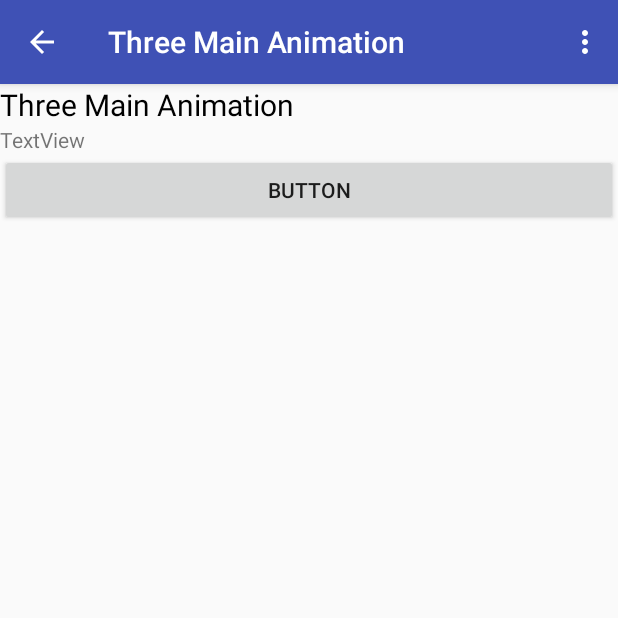
After one commit to wangbingl/TrainDemoHK, an Android app: the MyAnimActivity screen opened directly, with no data from a screen before it, on a phone screen of 412 x 824 dp, the top half of it. The commit adds this screen. Run offline under Robolectric (Android 15) with nearby library versions, the phone set to English and light mode, and no system bars.

Commit message:
第4课  animation

```diff
--- a/app/src/main/AndroidManifest.xml
+++ b/app/src/main/AndroidManifest.xml
@@ -39,7 +39,9 @@
         <activity
             android:name="com.train._4graphics_anim.AnimationActivity"
             android:label="@string/title_activity_animation"></activity>
-        <activity android:name="com.gl.animation.AnimActivity" />
+        <activity android:name="com.gl.animation.MyAnimActivity"
+            android:label="@string/title_activity_three_animation"
+            />
     </application>
 
 </manifest>
--- a/app/src/main/java/com/gl/animation/FrameByFrameAnimation.java
+++ b/app/src/main/java/com/gl/animation/FrameByFrameAnimation.java
@@ -1,6 +1,13 @@
 package com.gl.animation;
 
+import android.os.Bundle;
+import android.support.annotation.Nullable;
 import android.support.v4.app.Fragment;
+import android.view.LayoutInflater;
+import android.view.View;
+import android.view.ViewGroup;
+
+import com.gl.traindemohk.R;
 
 /**
  * Created by wb on 17-7-26.
@@ -10,4 +17,10 @@ import android.support.v4.app.Fragment;
  */
 
 public class FrameByFrameAnimation extends Fragment {
+
+    @Nullable
+    @Override
+    public View onCreateView(LayoutInflater inflater, @Nullable ViewGroup container, @Nullable Bundle savedInstanceState) {
+        return inflater.inflate(R.layout.fragment_anim_frame,container,false);
+    }
 }
--- /dev/null
+++ b/app/src/main/java/com/gl/animation/MyAnimActivity.java
@@ -0,0 +1,84 @@
+package com.gl.animation;
+
+import android.os.Bundle;
+import android.support.annotation.Nullable;
+import android.support.v4.app.FragmentManager;
+import android.support.v7.app.AppCompatActivity;
+import android.view.Menu;
+import android.view.MenuItem;
+import android.view.View;
+
+import com.gl.traindemohk.R;
+
+/**
+ * Created by wb on 17-7-26.
+ */
+
+public class MyAnimActivity extends AppCompatActivity {
+    @Override
+    protected void onCreate(@Nullable Bundle savedInstanceState) {
+        super.onCreate(savedInstanceState);
+        setContentView(R.layout.activity_my_animation);
+//        TextView view = (TextView) findViewById(R.id.my_tv);
+//       view.setVisibility(View.VISIBLE);
+//        view.setText("你好！");
+        getSupportActionBar().setDisplayHomeAsUpEnabled(true);
+        createFragments(savedInstanceState);
+    }
+
+    private static final String FRAGMENT_TAG_FRAME = "fragment_frame";
+    private static final String FRAGMENT_TAG_TWEEN = "fragment_tween";
+    private static final String FRAGMENT_TAG_PROPERTY = "fragment_property";
+    private FrameByFrameAnimation frameFragment;
+    private TweenedAnimation tweenFragment;
+    private PropertyAnimation propertyFragment;
+
+    private void createFragments(Bundle savedInstanceState) {
+        FragmentManager manager = getSupportFragmentManager();
+        frameFragment = (FrameByFrameAnimation) manager.findFragmentByTag(FRAGMENT_TAG_FRAME);
+        tweenFragment = (TweenedAnimation) manager.findFragmentByTag(FRAGMENT_TAG_TWEEN);
+        propertyFragment = (PropertyAnimation) manager.findFragmentByTag(FRAGMENT_TAG_PROPERTY);
+
+        if (savedInstanceState == null) {
+            if (frameFragment == null) {
+                frameFragment = new FrameByFrameAnimation();
+            }
+            if (tweenFragment == null) {
+                tweenFragment = new TweenedAnimation();
+            }
+            if (propertyFragment == null) {
+                propertyFragment = new PropertyAnimation();
+            }
+
+
+            manager.beginTransaction().add(R.id.fragment_gl_anim_container, frameFragment, FRAGMENT_TAG_FRAME).commit();
+        }
+    }
+
+    @Override
+    public boolean onCreateOptionsMenu(Menu menu) {
+        getMenuInflater().inflate(R.menu.anim_actions, menu);
+        return super.onCreateOptionsMenu(menu);
+    }
+
+    @Override
+    public boolean onOptionsItemSelected(MenuItem item) {
+        switch (item.getItemId()) {
+            case R.id.action_frame_anim:
+                getSupportFragmentManager().beginTransaction().replace(R.id.fragment_gl_anim_container, frameFragment, FRAGMENT_TAG_FRAME).commit();
+                return true;
+            case R.id.action_tweened_anim:
+                getSupportFragmentManager().beginTransaction().replace(R.id.fragment_gl_anim_container, tweenFragment, FRAGMENT_TAG_TWEEN).commit();
+                return true;
+
+            case R.id.action_property_anim:
+                getSupportFragmentManager().beginTransaction().replace(R.id.fragment_gl_anim_container, propertyFragment, FRAGMENT_TAG_PROPERTY).commit();
+                return true;
+            default:
+                return super.onOptionsItemSelected(item);
+        }
+
+    }
+
+
+}
--- a/app/src/main/java/com/gl/animation/TweenedAnimation.java
+++ b/app/src/main/java/com/gl/animation/TweenedAnimation.java
@@ -1,6 +1,13 @@
 package com.gl.animation;
 
+import android.os.Bundle;
+import android.support.annotation.Nullable;
 import android.support.v4.app.Fragment;
+import android.view.LayoutInflater;
+import android.view.View;
+import android.view.ViewGroup;
+
+import com.gl.traindemohk.R;
 
 /**
  * Created by wb on 17-7-26.
@@ -11,4 +18,9 @@ import android.support.v4.app.Fragment;
  */
 
 public class TweenedAnimation extends Fragment {
+    @Nullable
+    @Override
+    public View onCreateView(LayoutInflater inflater, @Nullable ViewGroup container, @Nullable Bundle savedInstanceState) {
+        return inflater.inflate(R.layout.fragment_anim_tweened,container,false);
+    }
 }
--- /dev/null
+++ b/app/src/main/res/layout/activity_my_animation.xml
@@ -0,0 +1,22 @@
+<?xml version="1.0" encoding="utf-8"?>
+<LinearLayout  android:layout_width="match_parent"
+    android:layout_height="match_parent"
+    android:orientation="vertical"
+    xmlns:android="http://schemas.android.com/apk/res/android" >
+    <TextView
+        android:layout_width="match_parent"
+        android:layout_height="wrap_content"
+        android:textSize="20sp"
+        android:id="@+id/my_tv"
+        android:textColor="@android:color/black"
+        android:text="@string/title_activity_three_animation"
+        />
+    <FrameLayout
+        android:id="@+id/fragment_gl_anim_container"
+        android:layout_width="match_parent"
+        android:layout_height="match_parent" >
+
+    </FrameLayout>
+
+
+</LinearLayout>
--- /dev/null
+++ b/app/src/main/res/layout/fragment_anim_frame.xml
@@ -0,0 +1,17 @@
+<?xml version="1.0" encoding="utf-8"?>
+<LinearLayout xmlns:android="http://schemas.android.com/apk/res/android"
+    android:orientation="vertical" android:layout_width="match_parent"
+    android:layout_height="match_parent">
+
+    <TextView
+        android:id="@+id/textView2"
+        android:layout_width="match_parent"
+        android:layout_height="wrap_content"
+        android:text="TextView" />
+
+    <Button
+        android:id="@+id/button3"
+        android:layout_width="match_parent"
+        android:layout_height="wrap_content"
+        android:text="Button" />
+</LinearLayout>
--- /dev/null
+++ b/app/src/main/res/menu/anim_actions.xml
@@ -0,0 +1,17 @@
+<?xml version="1.0" encoding="utf-8"?>
+<menu xmlns:android="http://schemas.android.com/apk/res/android"
+    xmlns:app="http://schemas.android.com/apk/res-auto">
+    <item
+        android:id="@+id/action_frame_anim"
+        android:title="@string/menu_frame_anim"
+        app:showAsAction="never" />
+    <item
+        android:id="@+id/action_tweened_anim"
+        android:title="@string/menu_tweened_anim"
+        app:showAsAction="never" />
+    <item
+        android:id="@+id/action_property_anim"
+        android:title="@string/menu_property_anim"
+        app:showAsAction="never" />
+
+</menu>
--- a/app/src/main/res/values/strings.xml
+++ b/app/src/main/res/values/strings.xml
@@ -23,4 +23,8 @@
     <string name="anim_view_zoom">View Zoom Animation</string>
     <string name="anim_layout_change">Layout Change Animation</string>
     <string name="title_activity_animation">Animation</string>
+    <string name="title_activity_three_animation">Three Main Animation</string>
+    <string name="menu_frame_anim">Frame Animation</string>
+    <string name="menu_tweened_anim">Tweened Animation</string>
+    <string name="menu_property_anim">Property Animation</string>
 </resources>
```
Also changed, not shown: app/src/main/java/com/gl/animation/AnimActivity.java (deleted, +0 -28 lines), app/src/main/java/com/gl/animation/PropertyAnimation.java (+43 -25 lines), app/src/main/java/com/gl/traindemohk/MyPracticeFragment.java (+10 -6 lines), app/src/main/res/layout/activity_gl_anim.xml (deleted, +0 -8 lines), app/src/main/res/layout/fragment_anim_property.xml (added, +17 -0 lines), app/src/main/res/layout/fragment_anim_tweened.xml (added, +11 -0 lines), 1 other file.
